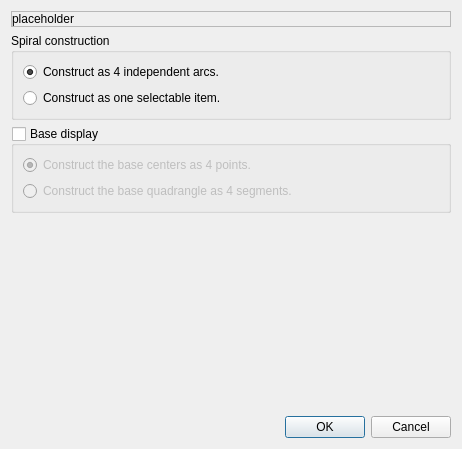
First picture: the form in dlg_spiral.ui, repository Fr3nchK1ss/Gribouillot, before the edit.
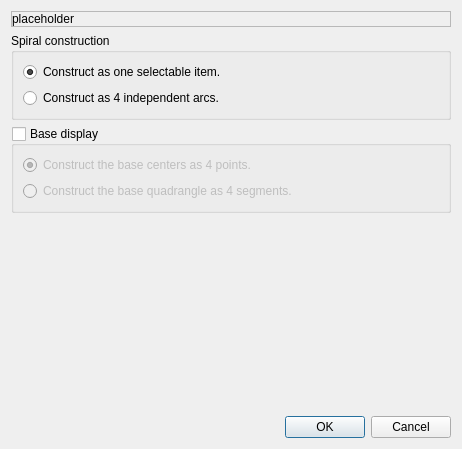
Second picture: the form after the edit.

Patch:
```diff
--- a/dlg_spiral.ui
+++ b/dlg_spiral.ui
@@ -48,16 +48,6 @@
       <string>Spiral construction</string>
      </property>
      <layout class="QVBoxLayout" name="verticalLayout_4">
-      <item>
-       <widget class="QRadioButton" name="draw4Arcs">
-        <property name="text">
-         <string>Construct as 4 independent arcs.</string>
-        </property>
-        <property name="checked">
-         <bool>true</bool>
-        </property>
-       </widget>
-      </item>
       <item>
        <widget class="QRadioButton" name="draw1Item">
         <property name="enabled">
@@ -65,6 +55,19 @@
         </property>
         <property name="text">
          <string>Construct as one selectable item.</string>
+        </property>
+        <property name="checked">
+         <bool>true</bool>
+        </property>
+       </widget>
+      </item>
+      <item>
+       <widget class="QRadioButton" name="draw4Arcs">
+        <property name="text">
+         <string>Construct as 4 independent arcs.</string>
+        </property>
+        <property name="checked">
+         <bool>false</bool>
         </property>
        </widget>
       </item>
```
